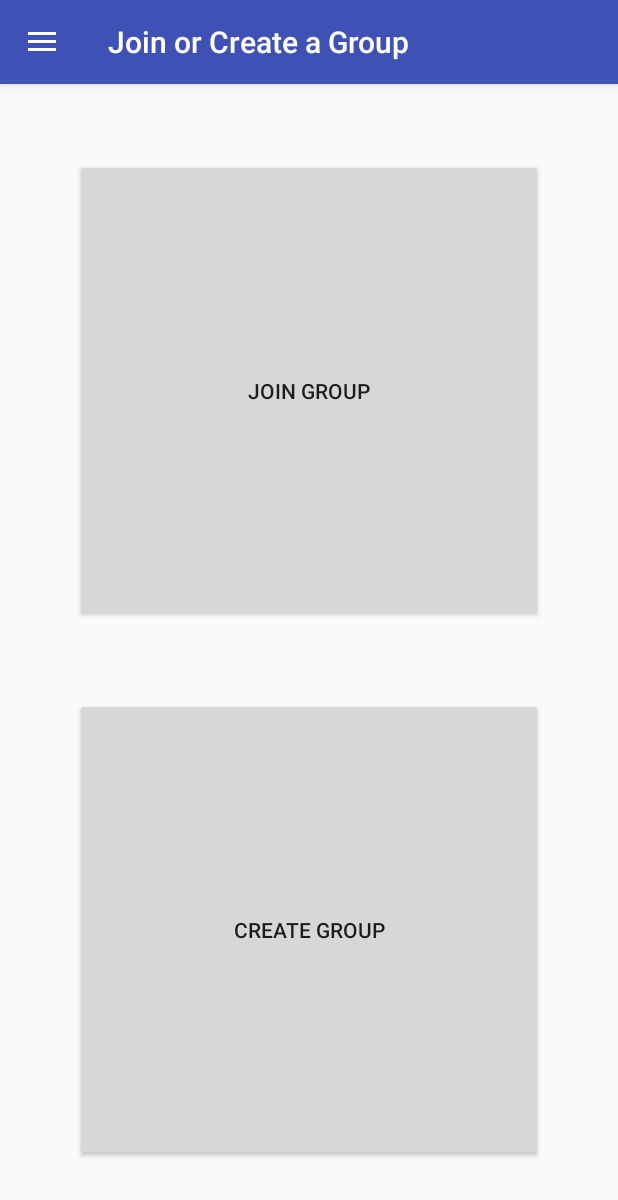
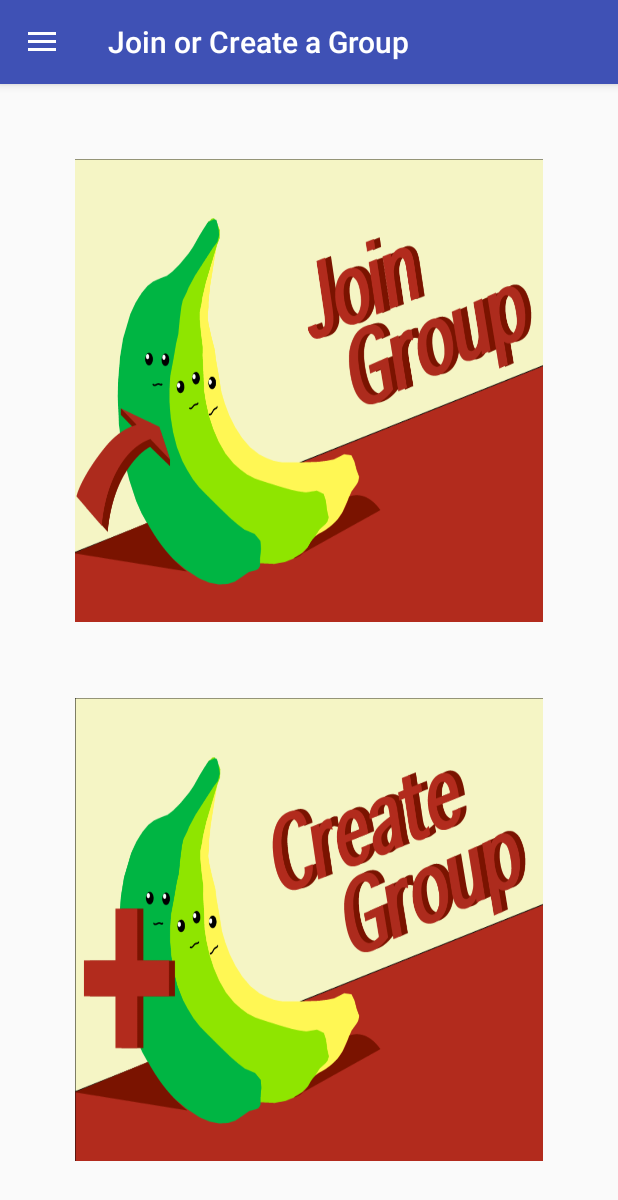
Before and after one commit to chris1625/StudyBananas, an Android app: the screen it shows after launch once a user with an empty profile is signed in (HomeActivity), on a phone screen of 412 x 824 dp. Shown: the top 1200 px of the screen. Run offline under Robolectric (Android 15) with nearby library versions, the phone set to English and light mode, and no system bars; our stand-ins replace Firebase (no records; nobody signed in at launch, a user with empty details on screens opened directly).

Commit message:
Julia's create and join group buttons

```diff
--- a/app/src/main/java/com/bananabanditcrew/studybananas/ui/home/HomeFragment.java
+++ b/app/src/main/java/com/bananabanditcrew/studybananas/ui/home/HomeFragment.java
@@ -10,6 +10,7 @@ import android.view.LayoutInflater;
 import android.view.View;
 import android.view.ViewGroup;
 import android.widget.Button;
+import android.widget.ImageButton;
 
 import com.bananabanditcrew.studybananas.ui.joingroup.JoinGroupFragment;
 import com.bananabanditcrew.studybananas.R;
@@ -59,7 +60,7 @@ public class HomeFragment extends Fragment implements HomeContract.View {
         mPresenter.addCoursesToAutoComplete();
 
         // Create listener for createGroup button
-        Button createGroupButton = (Button) view.findViewById(R.id.create_group_button);
+        ImageButton createGroupButton = (ImageButton) view.findViewById(R.id.create_group_button);
         createGroupButton.setOnClickListener(new View.OnClickListener() {
             @Override
             public void onClick(View v) {
@@ -68,7 +69,7 @@ public class HomeFragment extends Fragment implements HomeContract.View {
         });
 
         // Create listener for joinGroup button
-        Button joinGroupButton = (Button) view.findViewById(R.id.join_group_button);
+        ImageButton joinGroupButton = (ImageButton) view.findViewById(R.id.join_group_button);
         joinGroupButton.setOnClickListener(new View.OnClickListener() {
             @Override
             public void onClick(View v) {
--- a/app/src/main/res/layout/fragment_home.xml
+++ b/app/src/main/res/layout/fragment_home.xml
@@ -7,18 +7,26 @@
     android:id="@+id/fragment_home"
     tools:context=".ui.home.HomeFragment">
 
-    <Button
+    <ImageButton
         android:text="@string/join_group"
-        android:layout_width="match_parent"
-        android:layout_height="wrap_content"
+        android:padding="5dp"
+        android:scaleType="fitXY"
+        android:layout_width="wrap_content"
+        android:layout_height="0dp"
+        android:layout_weight="1"
         android:layout_marginBottom="25dp"
+        android:layout_gravity="center"
         android:id="@+id/join_group_button"
-        android:layout_weight="1" />
+        android:background="@drawable/joingroupbutton"/>
 
-    <Button
+    <ImageButton
+        android:background="@drawable/creategroupbutton"
+        android:scaleType="fitXY"
+        android:padding="5dp"
         android:text="@string/create_group"
-        android:layout_width="match_parent"
-        android:layout_height="wrap_content"
+        android:layout_width="wrap_content"
+        android:layout_height="0dp"
+        android:layout_gravity="center"
         android:layout_marginTop="25dp"
         android:id="@+id/create_group_button"
         android:layout_weight="1" />
```
Also changed, not shown: app/src/main/res/drawable/creategroupbutton.png (added), app/src/main/res/drawable/joingroupbutton.png (added).
